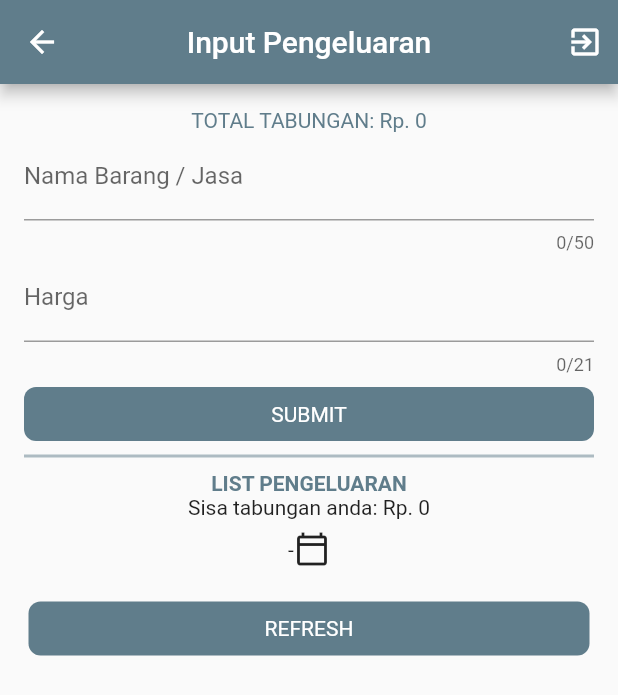
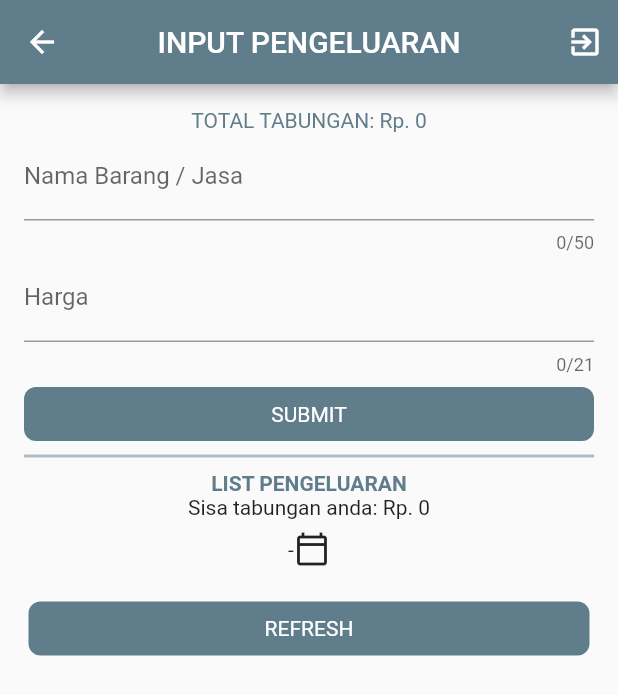
Before and after one commit to nandianugraha/Tabunganku, a Flutter app: the NewOrder screen opened directly with empty values, on a phone screen of 412 x 824 dp. Shown: the top 695 px of the screen. Run offline on Flutter 3.47's test engine with Material 2 defaults, Android fonts, the phone set to English and light mode, and no system bars; our stand-ins replace date_format, flutter_datetime_picker, shared_preferences, sqflite, toast; accounts and stored records are empty; statements that could not run were skipped.

Commit message:
string change

```diff
--- a/lib/ui/InputView.dart
+++ b/lib/ui/InputView.dart
@@ -50,7 +50,7 @@ class _NewOrderState extends State<NewOrder> {
         appBar: AppBar(
           backgroundColor: Colors.blueGrey,
           centerTitle: true,
-          title: Text('Input Pengeluaran'),
+          title: Text('INPUT PENGELUARAN'),
           actions: [
             GestureDetector(
               onTap: () {
```
